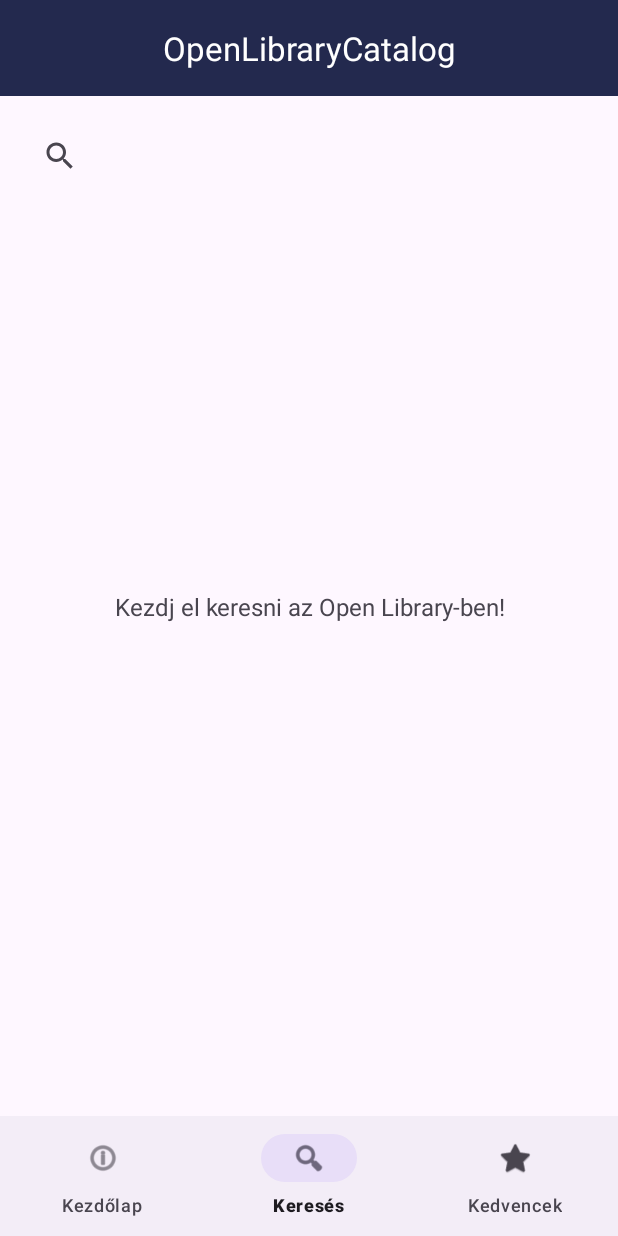
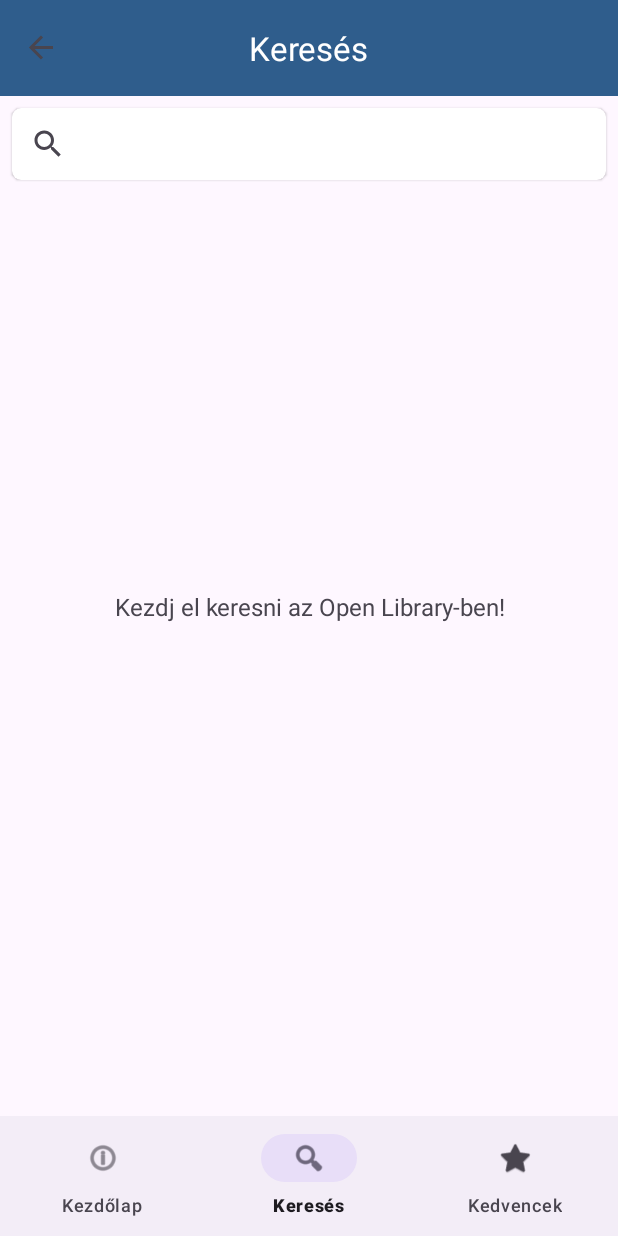
Before and after one commit to SzilardKarsai/OpenLibraryCatalog, an Android app: the SearchFragment screen opened through its navigation route, on a phone screen of 412 x 824 dp. Run offline under Robolectric (Android 15) with nearby library versions, the phone set to English and light mode, and no system bars; our stand-ins replace navigation-ui; pictures from the network do not load.

```diff
--- a/app/src/main/AndroidManifest.xml
+++ b/app/src/main/AndroidManifest.xml
@@ -26,11 +26,6 @@
 
         </activity>
 
-        <!-- Ez csak egy sima activity, amit te indítasz -->
-        <activity
-            android:name=".BookDetail"
-            android:exported="false" />
-
     </application>
 
 
--- a/app/src/main/java/hu/nje/openlibrarycatalog/MainActivity.java
+++ b/app/src/main/java/hu/nje/openlibrarycatalog/MainActivity.java
@@ -15,18 +15,25 @@ import hu.nje.openlibrarycatalog.databinding.ActivityMainBinding;
 public class MainActivity extends AppCompatActivity {
 
     private ActivityMainBinding binding;
+    private NavController navController;
 
     @Override
     protected void onCreate(@Nullable Bundle savedInstanceState) {
         super.onCreate(savedInstanceState);
+
         binding =ActivityMainBinding.inflate(getLayoutInflater());
         setContentView(binding.getRoot());
 
         setSupportActionBar(binding.topAppBar);
 
         NavHostFragment navHostFragment = (NavHostFragment) getSupportFragmentManager().findFragmentById(R.id.nav_host_fragment);
-        NavController navController = navHostFragment.getNavController();
+        navController = navHostFragment.getNavController();
         BottomNavigationView bottomNav = binding.bottomNav;
+        NavigationUI.setupActionBarWithNavController(this, navController);
         NavigationUI.setupWithNavController(bottomNav, navController);
     }
+    @Override
+    public boolean onSupportNavigateUp() {
+        return navController.navigateUp() || super.onSupportNavigateUp();
+    }
 }
--- a/app/src/main/res/layout/activity_main.xml
+++ b/app/src/main/res/layout/activity_main.xml
@@ -12,7 +12,7 @@
         android:id="@+id/topAppBar"
         android:layout_width="0dp"
         android:layout_height="wrap_content"
-        android:background="#23294E"
+        android:background="#2F5D8C"
         android:title="@string/open_library"
         app:titleTextColor="#FFFFFFFF"
         app:layout_constraintEnd_toEndOf="parent"
--- a/app/src/main/res/layout/fragment_search.xml
+++ b/app/src/main/res/layout/fragment_search.xml
@@ -7,16 +7,27 @@
     tools:context=".ui.SearchFragment">
 
     <!-- Keresősáv -->
-    <androidx.appcompat.widget.SearchView
-        android:id="@+id/searchViewBooks"
+    <androidx.cardview.widget.CardView
+        android:id="@+id/searchCard"
         android:layout_width="0dp"
         android:layout_height="wrap_content"
-        android:iconifiedByDefault="false"
-        android:queryHint="Keresés cím vagy szerző szerint..."
-        android:layout_margin="16dp"
+        android:layout_margin="8dp"
+        app:cardCornerRadius="6dp"
+        app:cardElevation="1dp"
         app:layout_constraintTop_toTopOf="parent"
         app:layout_constraintStart_toStartOf="parent"
-        app:layout_constraintEnd_toEndOf="parent" />
+        app:layout_constraintEnd_toEndOf="parent">
+
+        <androidx.appcompat.widget.SearchView
+            android:id="@+id/searchViewBooks"
+            android:layout_width="match_parent"
+            android:layout_height="wrap_content"
+            android:iconifiedByDefault="false"
+            android:queryHint="Keress cím, vagy szerző szerint..."
+            android:background="@android:color/transparent"
+            app:queryBackground="@android:color/transparent"
+            app:submitBackground="@android:color/transparent" />
+    </androidx.cardview.widget.CardView>
 
     <!-- Találatok listája -->
     <androidx.recyclerview.widget.RecyclerView
@@ -24,7 +35,7 @@
         android:layout_width="0dp"
         android:layout_height="0dp"
         android:padding="8dp"
-        app:layout_constraintTop_toBottomOf="@id/searchViewBooks"
+        app:layout_constraintTop_toBottomOf="@id/searchCard"
         app:layout_constraintBottom_toBottomOf="parent"
         app:layout_constraintStart_toStartOf="parent"
         app:layout_constraintEnd_toEndOf="parent"
--- a/app/src/main/res/navigation/nav_graph.xml
+++ b/app/src/main/res/navigation/nav_graph.xml
@@ -22,4 +22,10 @@
         android:name="hu.nje.openlibrarycatalog.ui.FavoritesFragment"
         android:label="Kedvencek"
         tools:layout="@layout/fragment_favorites" />
+
+    <fragment
+        android:id="@+id/bookDetailFragment"
+        android:name="hu.nje.openlibrarycatalog.ui.BookDetailFragment"
+        android:label="Részletek"
+        tools:layout="@layout/fragment_book_detail" />
 </navigation>
```
Also changed, not shown: app/src/main/java/hu/nje/openlibrarycatalog/ui/BookDetailFragment.java (renamed from app/src/main/java/hu/nje/openlibrarycatalog/BookDetail.java, +58 -55 lines), app/src/main/java/hu/nje/openlibrarycatalog/ui/FavoritesFragment.java (+11 -9 lines), app/src/main/java/hu/nje/openlibrarycatalog/ui/SearchFragment.java (+49 -11 lines), app/src/main/res/layout/fragment_book_detail.xml (+15 -5 lines).
